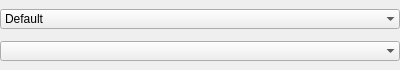
Qt form src/UI/Blocks/blockpixformat.ui (RxLaboratory/DuME) before a commit.
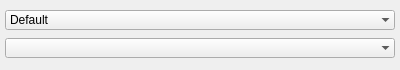
The same form after that commit. Custom widgets are drawn as their Qt base class.

Diff of the .ui file:
```diff
--- a/src/UI/Blocks/blockpixformat.ui
+++ b/src/UI/Blocks/blockpixformat.ui
@@ -18,16 +18,16 @@
     <number>3</number>
    </property>
    <property name="leftMargin">
-    <number>0</number>
+    <number>5</number>
    </property>
    <property name="topMargin">
-    <number>0</number>
+    <number>5</number>
    </property>
    <property name="rightMargin">
-    <number>0</number>
+    <number>5</number>
    </property>
    <property name="bottomMargin">
-    <number>0</number>
+    <number>5</number>
    </property>
    <item>
     <widget class="QComboBox" name="pixFmtFilterBox">
```
